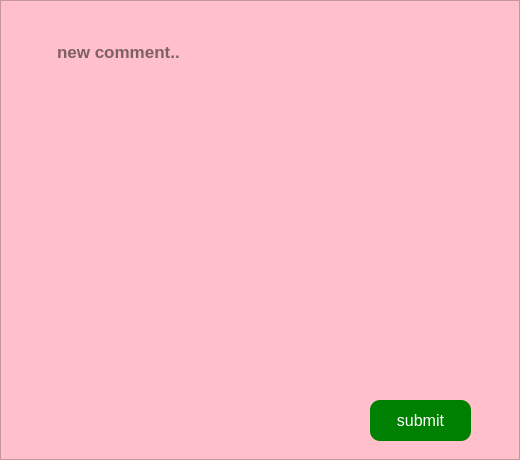
The window that client/addcomment.ui (imanzk/Task-Manager-Application) describes before a commit, drawn with Qt 5.
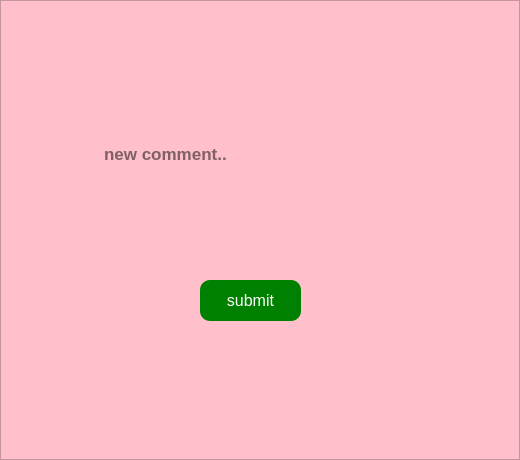
The same window after the commit.

Patch:
```diff
--- a/client/addcomment.ui
+++ b/client/addcomment.ui
@@ -34,8 +34,8 @@
    <widget class="QPushButton" name="edit">
     <property name="geometry">
      <rect>
-      <x>370</x>
-      <y>400</y>
+      <x>200</x>
+      <y>280</y>
       <width>101</width>
       <height>41</height>
      </rect>
@@ -66,10 +66,10 @@
    <widget class="QTextEdit" name="comment">
     <property name="geometry">
      <rect>
-      <x>43</x>
-      <y>38</y>
-      <width>431</width>
-      <height>351</height>
+      <x>90</x>
+      <y>140</y>
+      <width>331</width>
+      <height>121</height>
      </rect>
     </property>
     <property name="font">
@@ -84,6 +84,15 @@
 border-radius:15;
 padding-left:10;</string>
     </property>
+    <property name="verticalScrollBarPolicy">
+     <enum>Qt::ScrollBarAlwaysOff</enum>
+    </property>
+    <property name="horizontalScrollBarPolicy">
+     <enum>Qt::ScrollBarAlwaysOff</enum>
+    </property>
+    <property name="sizeAdjustPolicy">
+     <enum>QAbstractScrollArea::AdjustIgnored</enum>
+    </property>
     <property name="html">
      <string>&lt;!DOCTYPE HTML PUBLIC &quot;-//W3C//DTD HTML 4.0//EN&quot; &quot;http://www.w3.org/TR/REC-html40/strict.dtd&quot;&gt;
 &lt;html&gt;&lt;head&gt;&lt;meta name=&quot;qrichtext&quot; content=&quot;1&quot; /&gt;&lt;meta charset=&quot;utf-8&quot; /&gt;&lt;style type=&quot;text/css&quot;&gt;
@@ -94,6 +103,9 @@
 &lt;/style&gt;&lt;/head&gt;&lt;body style=&quot; font-family:'Segoe UI'; font-size:13pt; font-weight:700; font-style:normal;&quot;&gt;
 &lt;p style=&quot;-qt-paragraph-type:empty; margin-top:0px; margin-bottom:0px; margin-left:0px; margin-right:0px; -qt-block-indent:0; text-indent:0px; font-weight:300;&quot;&gt;&lt;br /&gt;&lt;/p&gt;&lt;/body&gt;&lt;/html&gt;</string>
     </property>
+    <property name="tabStopDistance">
+     <double>800.000000000000000</double>
+    </property>
     <property name="placeholderText">
      <string>new comment..</string>
     </property>
@@ -101,8 +113,8 @@
    <widget class="QLabel" name="error">
     <property name="geometry">
      <rect>
-      <x>50</x>
-      <y>400</y>
+      <x>110</x>
+      <y>340</y>
       <width>261</width>
       <height>41</height>
      </rect>
```
